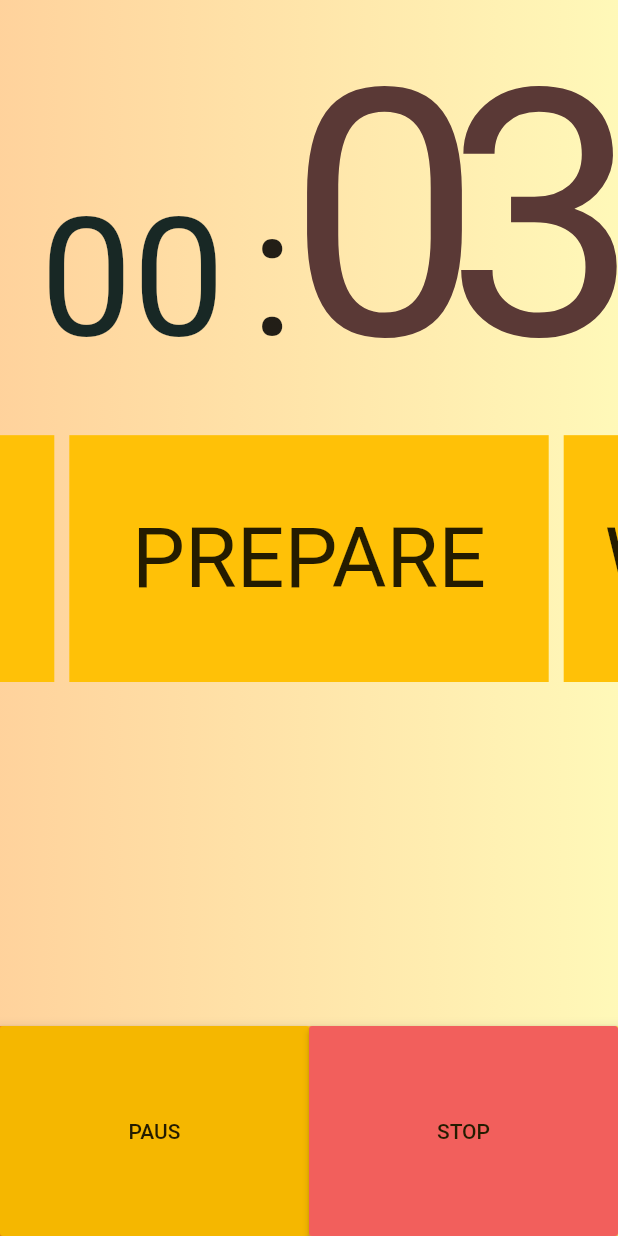
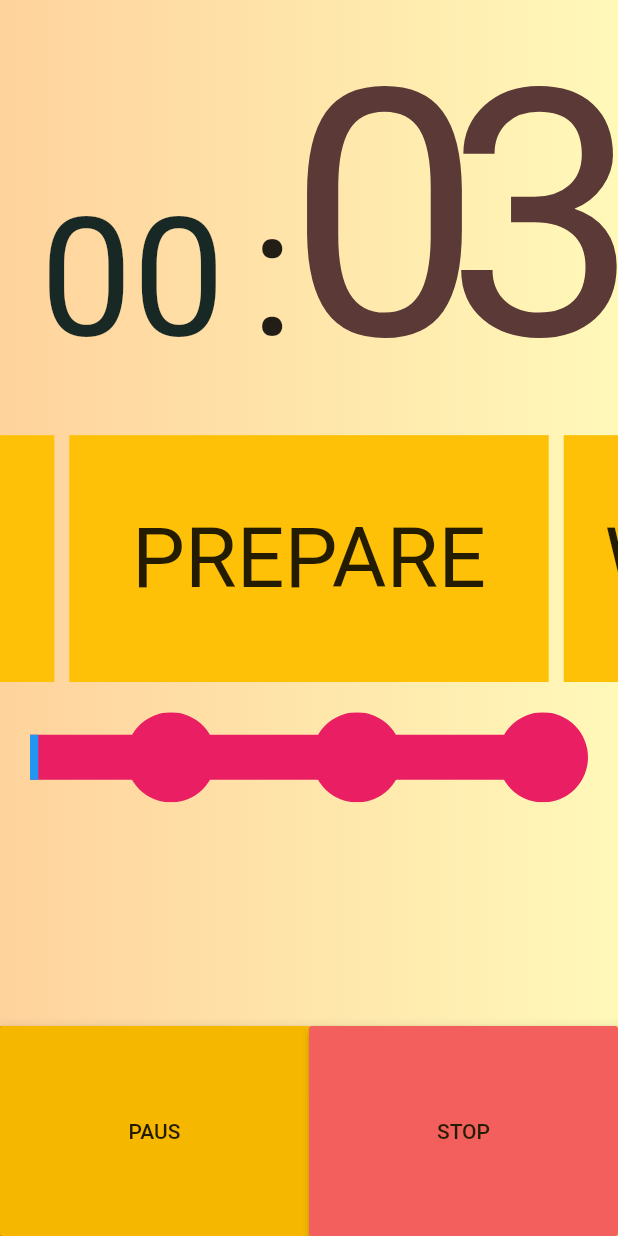
Before and after one commit to juliaBystrom/tabata-timer, a Flutter app: the screen it shows after launch, after a tap on "START", on a phone screen of 412 x 824 dp. Run offline on Flutter 3.47's test engine with Material 2 defaults, Android fonts, the light colour scheme and no system bars; drawn by our look-alikes of carousel_slider; our stand-ins replace google_fonts.

Commit message:
first implementation of progress bar

```diff
--- /dev/null
+++ b/tabataTimerApp/lib/MainScreen/ProgressBar/progressBar.dart
@@ -0,0 +1,36 @@
+import 'package:flutter/material.dart';
+import '../../StyleCollection/progressBarClipper.dart';
+import 'package:provider/provider.dart';
+import '../../timeInfo.dart';
+
+class ProgressBar extends StatefulWidget {
+  int totalTabataTime;
+  int nrOfTabatas;
+  ProgressBar(this.totalTabataTime,this.nrOfTabatas);
+
+  _ProgressBarState createState() => _ProgressBarState();
+}
+
+class _ProgressBarState extends State<ProgressBar> {
+  @override
+  Widget build(BuildContext context) {
+    return Container(
+      width: MediaQuery.of(context).size.width,
+      margin: EdgeInsets.all(20),
+      child: ClipPath(
+        clipper: ProgressBarClipper(widget.nrOfTabatas),
+        child: Consumer<TimeInfo>(
+          builder: (context, value, child) {
+            print("update PROGRESS BAR");
+            double progress = value.getElapsedSeconds()/(widget.totalTabataTime*widget.nrOfTabatas);
+            return LinearProgressIndicator(
+              value: progress,
+              backgroundColor: Colors.pink,
+              minHeight: 60,
+            );
+          },
+        ),
+      ),
+    );
+  }
+}
--- a/tabataTimerApp/lib/MainScreen/mainScreen.dart
+++ b/tabataTimerApp/lib/MainScreen/mainScreen.dart
@@ -4,6 +4,7 @@ import 'dart:async';
 import '../timeInfo.dart';
 import './clockDisplay.dart';
 import '../tabataInfo.dart';
+import 'ProgressBar/progressBar.dart';
 import 'carousel.dart';
 import 'package:carousel_slider/carousel_slider.dart';
 
@@ -85,10 +86,11 @@ class _MainScreenState extends State<MainScreen> {
   }
 
   void timerFinish() {
-    // Reseting the timer and carousel
+    // Reseting the timer, progrerss bar and carousel
     var timeInfo = Provider.of<TimeInfo>(context, listen: false);
     timeInfo.setTime(tabataHandler.getStartTime());
     timeInfo.setIsActive(false);
+    timeInfo.resetElapsedTime();
     carouselWorkoutStatusController.animateToPage(0, duration: Duration(milliseconds: 200), curve: Curves.linear);
 
   }
@@ -124,6 +126,7 @@ class _MainScreenState extends State<MainScreen> {
             },
           ),
           Carousel(widget.tabataInfo, carouselWorkoutStatusController),
+          ProgressBar(tabataHandler.getTotalTabataTime(),tabataHandler.getNrOfTabatas()),
         ],
       ),
     );
--- /dev/null
+++ b/tabataTimerApp/lib/StyleCollection/progressBarClipper.dart
@@ -0,0 +1,53 @@
+import 'package:flutter/material.dart';
+
+class ProgressBarClipper extends CustomClipper<Path> {
+  int steps;
+  ProgressBarClipper(this.steps);
+
+  int getSteps() => steps;
+
+  @override
+  Path getClip(Size size) {
+    return getStepPath(size.width, size.height, steps.toDouble());
+  }
+
+  Path getOneStepPath(
+      double x, double y, bool endStep, bool startStep, double r) {
+    double radius = r;
+
+    return Path()
+      ..moveTo(startStep ? 0 + radius : 0, y / 4)
+      ..lineTo(endStep ? x - radius : x, y / 4)
+      ..lineTo(endStep ? x - radius : x, 3 * y / 4)
+      ..lineTo(startStep ? 0 + radius : 0, 3 * y / 4)
+      ..lineTo(startStep ? 0 + radius : 0, y / 4)
+      ..addOval(
+          Rect.fromCircle(center: Offset(x - radius, y / 2), radius: radius));
+  }
+
+  Path getStepPath(double x, double y, double steps) {
+    double stepX = x / steps;
+    double radius = y / 2;
+    Path path = new Path();
+    for (int i = 0; i < steps; i++) {
+      double offsetX = stepX * i;
+      if (i == (steps-1)) {
+        // Now the endStep will be added
+        path.addPath(
+            getOneStepPath(stepX, y, true, false, radius), Offset(offsetX, 0));
+        // The first oval will be added
+        /* path.addOval(
+            Rect.fromCircle(center: Offset(0 + radius, y / 2), radius: radius)); */
+      } else {
+        path.addPath(
+            getOneStepPath(stepX, y, false, false, radius), Offset(offsetX, 0));
+      }
+    }
+    return path;
+  }
+
+  @override
+  bool shouldReclip(ProgressBarClipper oldClipper) {
+    return oldClipper.steps != steps;
+  }
+}
--- a/tabataTimerApp/lib/tabataInfo.dart
+++ b/tabataTimerApp/lib/tabataInfo.dart
@@ -131,6 +131,7 @@ class TabataHandler {
   int _secondsRestTime;
   int _nrOfCycles;
   int _nrOfTabatas;
+  int _totalSecondsTabata;
 
   int nrOfActiveTabata;
   int nrOfActiveCycle;
@@ -153,6 +154,8 @@ class TabataHandler {
     nrOfActiveTabata = _nrOfTabatas;
     nrOfActiveCycle = _nrOfCycles;
 
+    _totalSecondsTabata = (_secondsWorkTime+_secondsRestTime)*_nrOfCycles*_nrOfTabatas;
+
     tabataSchedule = createtabataSchedule();
     createTabataScheduleContainers();
   }
@@ -160,6 +163,10 @@ class TabataHandler {
   int getStartTime(){
     return _secondsPrepTime;
   }
+
+  int getTotalTabataTime() =>_totalSecondsTabata;
+
+  int getNrOfTabatas() => _nrOfTabatas;
 
   List<TabataStatus> createtabataSchedule() {
     // int listsize = 2 * _nrOfCycles * _nrOfTabatas + _nrOfTabatas;
--- a/tabataTimerApp/lib/timeInfo.dart
+++ b/tabataTimerApp/lib/timeInfo.dart
@@ -3,18 +3,26 @@ import 'package:flutter/foundation.dart';
 class TimeInfo extends ChangeNotifier {
   int _secondsLeft;
   bool _isActive = false;
+  int _elapsedSeconds = 0;
   TimeInfo(this._secondsLeft);
 
-
   int getSecondsLeft() => _secondsLeft;
+  int getElapsedSeconds() => _elapsedSeconds;
 
   void tick() {
     _secondsLeft--;
+    _elapsedSeconds++;
     notifyListeners();
   }
 
   void setTime(int t) {
     _secondsLeft = t;
+    notifyListeners();
+  }
+
+  void resetElapsedTime() {
+    // Reset progress bar;
+    _elapsedSeconds = 0;
     notifyListeners();
   }
 
```
